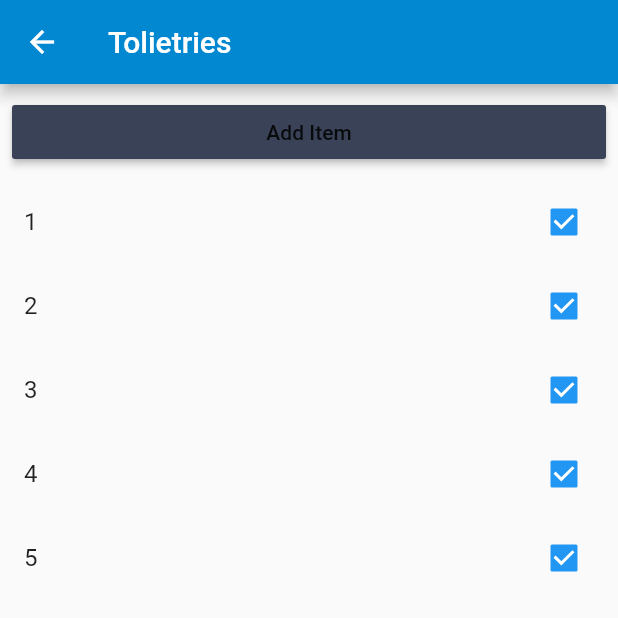
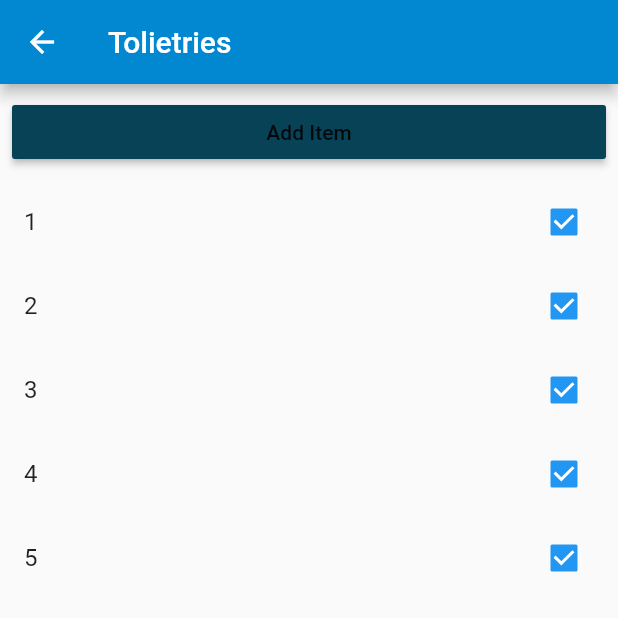
Before and after one commit to acm-projects/Travel-Buddy, a Flutter app: the DynamicallyAddCheckbox screen opened directly, on a phone screen of 412 x 824 dp, the top half of it. Run offline on Flutter 3.47's test engine with Material 2 defaults, Android fonts, the phone set to English and light mode, and no system bars; our stand-ins replace firebase_auth, firebase_database, shared_preferences, table_calendar; accounts and stored records are empty.

Commit message:
Changed the colors of page.

```diff
--- a/lib/screens/checklist-page.dart
+++ b/lib/screens/checklist-page.dart
@@ -29,7 +29,7 @@ class _DynamicallyAddCheckboxState extends State<DynamicallyAddCheckbox> {
             child: RaisedButton(
               onPressed: _onPressed,
               child: Text("Add Item"),
-              color: Color.fromRGBO(57, 66, 86, 1.0),
+              color: Color.fromRGBO(8, 66, 86, 1.0),
             ),
           ),
           Column(
```
